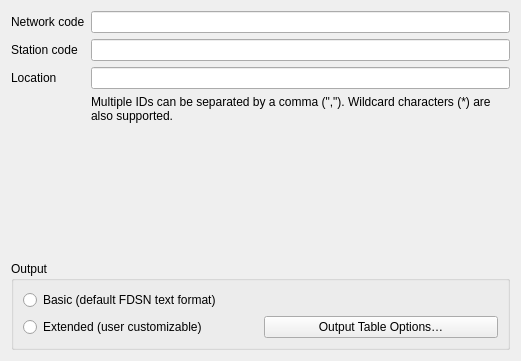
Before: the Qt Designer form qquake/ui/filter_station_by_id_widget_base.ui in INGV/qquake, drawn with Qt 5.
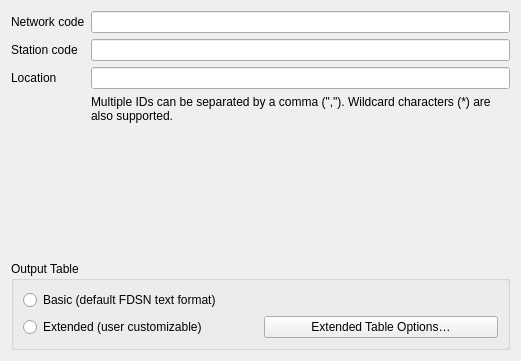
After: the same form once the commit is applied.

Patch:
```diff
--- a/qquake/ui/filter_station_by_id_widget_base.ui
+++ b/qquake/ui/filter_station_by_id_widget_base.ui
@@ -46,7 +46,7 @@
    <item row="7" column="0" colspan="3">
     <widget class="QGroupBox" name="groupBox_4">
      <property name="title">
-      <string>Output</string>
+      <string>Output Table</string>
      </property>
      <layout class="QGridLayout" name="gridLayout_8">
       <item row="1" column="0">
@@ -59,7 +59,7 @@
       <item row="1" column="1">
        <widget class="QPushButton" name="output_table_options_button">
         <property name="text">
-         <string>Output Table Options…</string>
+         <string>Extended Table Options…</string>
         </property>
        </widget>
       </item>
```
